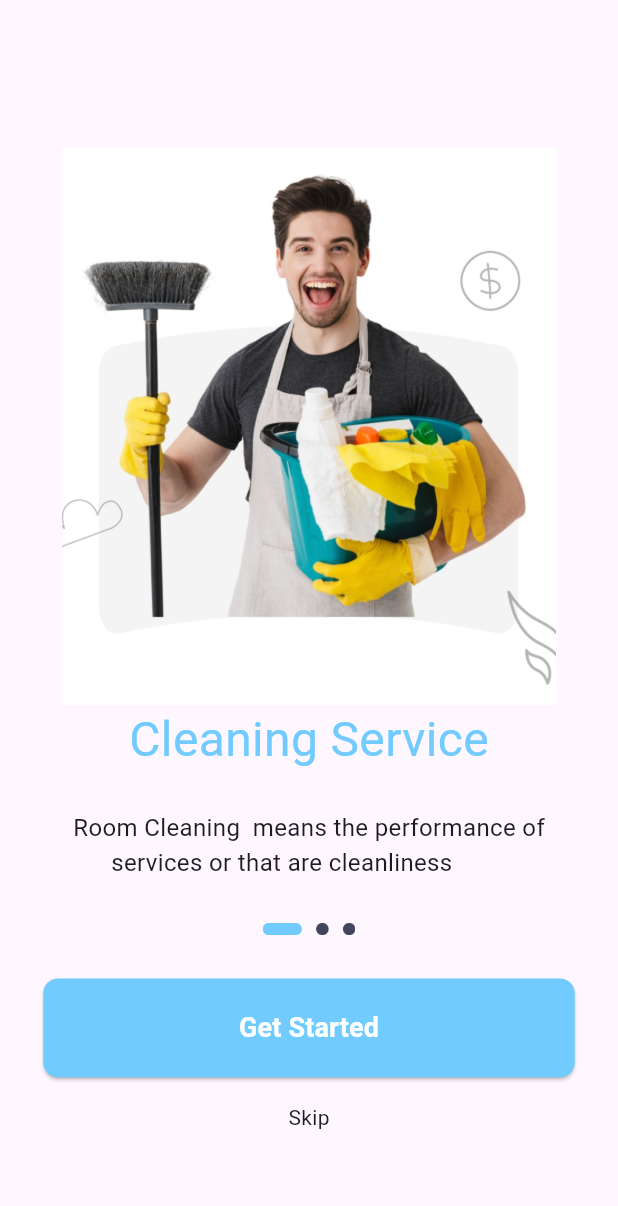
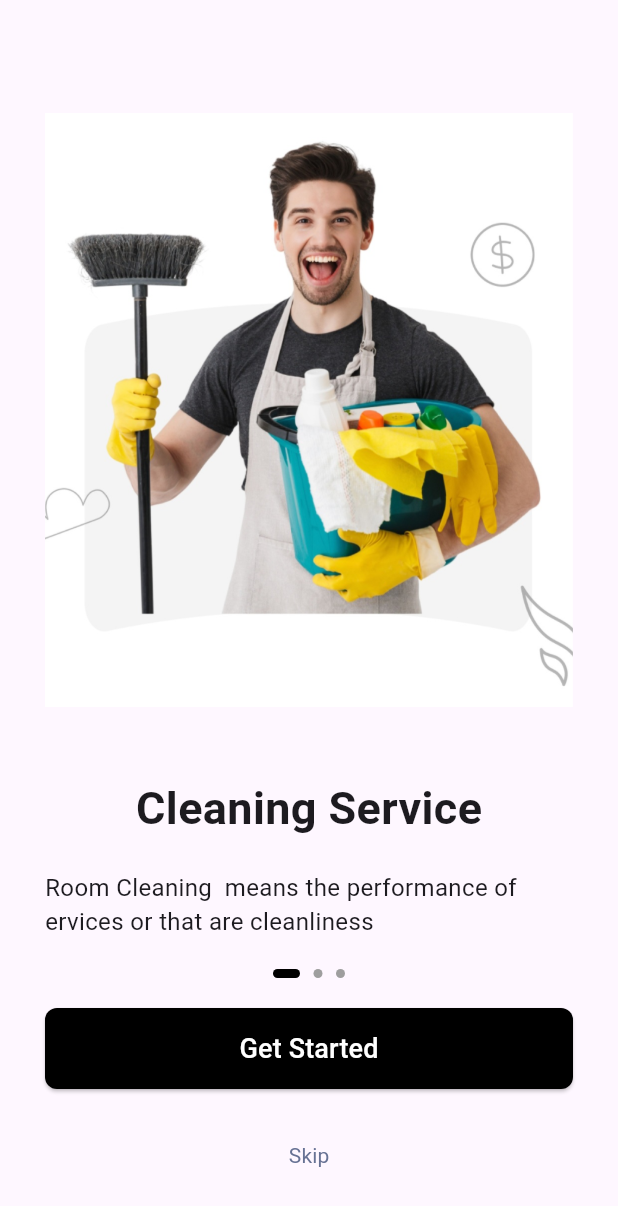
Before and after one commit to mostafa9999998/clean_co, a Flutter app: the screen it shows after launch, on a phone screen of 412 x 824 dp. Shown: the top 1206 px of the screen. Run offline on Flutter 3.47's test engine with Material 3 defaults, Android fonts, the phone set to English and light mode, and no system bars; drawn by our look-alikes of smooth_page_indicator; our stand-ins replace bloc, flutter_bloc, shared_preferences.

Commit message:
on boarding ui done

```diff
--- a/lib/main.dart
+++ b/lib/main.dart
@@ -1,9 +1,17 @@
-import 'package:clean_co/ui_view/before%20login/first%20screen.dart';
-import 'package:clean_co/ui_view/before%20login/second%20screen.dart';
-import 'package:clean_co/ui_view/before%20login/third%20screen.dart';
+
+import 'package:bloc/bloc.dart';
+import 'package:clean_co/routes/routes.dart';
+import 'package:clean_co/ui_view/on_boarding_view/first%20screen.dart';
+import 'package:clean_co/ui_view/on_boarding_view/second%20screen.dart';
+import 'package:clean_co/ui_view/on_boarding_view/third%20screen.dart';
+import 'package:clean_co/utils/bloc_observer/bloc_observer.dart';
+import 'package:clean_co/utils/cach_helper/cach_helper.dart';
 import 'package:flutter/material.dart';
 
-void main() {
+void main()async {
+  WidgetsFlutterBinding.ensureInitialized();
+  await CacheHelper.init();
+  Bloc.observer = MyBlocObserver();
   runApp(const MyApp());
 }
 
@@ -15,12 +23,8 @@ class MyApp extends StatelessWidget {
   Widget build(BuildContext context) {
     return MaterialApp(
      debugShowCheckedModeBanner: false,
-      routes: {
-        FirstDemoScreen.FirstDemoScreenname : (_) => FirstDemoScreen(),
-        SecondDemoScreen.SecondDemoScreenname : (_) => SecondDemoScreen(),
-        ThirdDemoScreen.ThirdDemoScreenname : (_) => ThirdDemoScreen()
-      },
-      initialRoute: FirstDemoScreen.FirstDemoScreenname,
+      initialRoute: AppRoutes.initialRoute,
+      routes: AppRoutes.appRoutes,
 
     );
   }
--- /dev/null
+++ b/lib/routes/routes.dart
@@ -0,0 +1,12 @@
+import 'package:flutter/material.dart';
+
+import '../ui_view/on_boarding_view/on_boarding_view.dart';
+
+class AppRoutes
+{
+  static String initialRoute=OnBoardingView.routeName;
+  static var appRoutes = <String, WidgetBuilder>
+  {
+    OnBoardingView.routeName:(context)=>OnBoardingView(),
+  };
+}
--- a/lib/ui_view/before login/first screen.dart
+++ b/lib/ui_view/on_boarding_view/first screen.dart
@@ -1,4 +1,5 @@
-import 'package:clean_co/ui_view/before%20login/second%20screen.dart';
+
+import 'package:clean_co/ui_view/on_boarding_view/second%20screen.dart';
 import 'package:flutter/material.dart';
 
 class FirstDemoScreen extends StatelessWidget {
--- /dev/null
+++ b/lib/ui_view/on_boarding_view/on_boarding_cubit/on_boarding_cubit.dart
@@ -0,0 +1,23 @@
+import 'package:clean_co/ui_view/on_boarding_view/on_boarding_cubit/on_boarding_state.dart';
+import 'package:clean_co/utils/assets_data/AssetsData.dart';
+import 'package:flutter_bloc/flutter_bloc.dart';
+
+import '../on_boarding_model/on_boarding_model.dart';
+
+class OnBoardingCubit extends Cubit<OnBoardingState>
+{
+  OnBoardingCubit():super(OnBoardingInitialState());
+  static OnBoardingCubit get(context)=> BlocProvider.of(context);
+  List<OnBoardingModel> model =
+  [
+    OnBoardingModel(AssetsData.onBoardingImage_1, 'Cleaning Service', 'Room Cleaning  means the performance of ervices or that are cleanliness'),
+    OnBoardingModel(AssetsData.onBoardingImage_2, 'Work Quality', 'Room Cleaning  means the performance of services or that are cleanliness'),
+    OnBoardingModel(AssetsData.onBoardingImage_3, 'Professional Staff', 'This includes separation of professional staff as directly involved administrative '),
+  ];
+  bool isLast = false;
+  void lastCheck(bool last)
+  {
+    isLast = last;
+    emit(OnBoardingLastCheck());
+  }
+}
--- /dev/null
+++ b/lib/ui_view/on_boarding_view/on_boarding_cubit/on_boarding_state.dart
@@ -0,0 +1,3 @@
+abstract class OnBoardingState{}
+class OnBoardingInitialState extends OnBoardingState{}
+class OnBoardingLastCheck extends OnBoardingState{}
--- /dev/null
+++ b/lib/ui_view/on_boarding_view/on_boarding_model/on_boarding_model.dart
@@ -0,0 +1,8 @@
+class OnBoardingModel
+{
+  final String image;
+  final String title;
+  final String body;
+
+  OnBoardingModel(this.image, this.title, this.body);
+}
--- /dev/null
+++ b/lib/ui_view/on_boarding_view/on_boarding_view.dart
@@ -0,0 +1,116 @@
+import 'package:clean_co/ui_view/on_boarding_view/on_boarding_cubit/on_boarding_cubit.dart';
+import 'package:clean_co/ui_view/on_boarding_view/on_boarding_cubit/on_boarding_state.dart';
+import 'package:clean_co/utils/shared_widget/custom_button.dart';
+
+import 'package:flutter/material.dart';
+import 'package:flutter/widgets.dart';
+import 'package:flutter_bloc/flutter_bloc.dart';
+import 'package:smooth_page_indicator/smooth_page_indicator.dart';
+
+import '../../utils/cach_helper/cach_helper.dart';
+import 'on_boarding_widget/on_boarding_item.dart';
+
+
+class OnBoardingView extends StatelessWidget {
+  static const String routeName='on_boarding_view';
+  var boardController = PageController();
+
+  void submit()
+  {
+    CacheHelper.saveData(key: 'onBoarding', value: true).then((value)
+    {
+      if(value){}
+    });
+  }
+
+  @override
+  Widget build(BuildContext context) {
+    return BlocProvider(
+      create: (context)=>OnBoardingCubit(),
+      child: BlocConsumer<OnBoardingCubit,OnBoardingState>(
+        listener: (context,state){},
+        builder: (context,state)
+        {
+          var cubit = OnBoardingCubit.get(context);
+          return Scaffold(
+            body:Padding(
+              padding: const EdgeInsets.all(30.0),
+              child: Column(
+                children:
+                [
+                  Expanded(
+                    child: PageView.builder(
+                      controller: boardController ,
+                      physics: BouncingScrollPhysics(),
+                      onPageChanged: (index)
+                      {
+                        if(index==cubit.model.length-1)
+                        {
+                          cubit.lastCheck(true);
+                        }
+                        else
+                        {
+                          cubit.lastCheck(false);
+                        }
+                      },
+                      itemBuilder:(context,index)=>onBoardingItem(cubit.model[index],context),
+                      itemCount: cubit.model.length,
+                    ),
+                  ),
+
+                  Column(
+                    children:
+                    [
+                      SmoothPageIndicator(
+                        controller: boardController,
+                        effect: ExpandingDotsEffect(
+                          activeDotColor: Colors.black,
+                          dotColor: Colors.grey,
+                          dotHeight: 6,
+                          dotWidth: 6,
+                          expansionFactor: 3,
+                          spacing: 9.0,
+                        ),
+                        count: cubit.model.length,
+                      ),
+                      SizedBox(height: 20,),
+                      CustomButton(backgroundColor: Colors.black,
+                        style: TextStyle(fontSize: 18,color: Colors.white),
+                        text: 'Get Started',
+                        width: double.infinity,
+                        height: 54,
+                        func: ()
+                        {
+                          {
+                            if(cubit.isLast)
+                            {
+                              submit();
+                            }
+                            else
+                            {
+                              boardController.nextPage(
+                                  duration: Duration(
+                                    milliseconds: 750,
+                                  ),
+                                  curve: Curves.fastLinearToSlowEaseIn);
+                            }
+
+                          }
+                        },
+                      ),
+                      SizedBox(height: 20,),
+                      TextButton(onPressed: submit, child: Text('Skip',style: TextStyle(color: Color(0xff677294),fontSize: 14,fontWeight: FontWeight.w400),))
+
+                    ],
+                  ),
+
+                ],
+              ),
+            ) ,
+          );
+        },
+
+      ),
+    );
+  }
+}
--- /dev/null
+++ b/lib/ui_view/on_boarding_view/on_boarding_widget/on_boarding_item.dart
@@ -0,0 +1,20 @@
+import 'package:flutter/material.dart';
+
+import '../on_boarding_model/on_boarding_model.dart';
+
+Widget onBoardingItem(OnBoardingModel model,context)=>Column(
+  crossAxisAlignment: CrossAxisAlignment.center,
+  children:
+  [
+    Expanded(child: Image(image: AssetImage('${model.image}'))),
+    Text('${model.title}',
+      style: TextStyle(fontSize: 30,fontWeight: FontWeight.w700)),
+    SizedBox(height: 20,),
+    Center(
+      child: Text('${model.body}',
+        style: TextStyle(fontSize: 16,fontWeight: FontWeight.w400),
+      ),
+    ),
+    SizedBox(height: 20,)
+  ],
+);
--- a/lib/ui_view/before login/second screen.dart
+++ b/lib/ui_view/on_boarding_view/second screen.dart
@@ -1,4 +1,5 @@
-import 'package:clean_co/ui_view/before%20login/third%20screen.dart';
+
+import 'package:clean_co/ui_view/on_boarding_view/third%20screen.dart';
 import 'package:flutter/material.dart';
 
 class SecondDemoScreen extends StatelessWidget {
--- /dev/null
+++ b/lib/utils/assets_data/AssetsData.dart
@@ -0,0 +1,6 @@
+class AssetsData
+{
+  static const String onBoardingImage_1 = 'assets/images/firstdemopic.png';
+  static const String onBoardingImage_2 = 'assets/images/seconddemopic.png';
+  static const String onBoardingImage_3 = 'assets/images/thirddemopic.png';
+}
--- /dev/null
+++ b/lib/utils/bloc_observer/bloc_observer.dart
@@ -0,0 +1,27 @@
+import 'package:bloc/bloc.dart';
+
+class MyBlocObserver extends BlocObserver {
+  @override
+  void onCreate(BlocBase bloc) {
+    super.onCreate(bloc);
+    print('onCreate -- ${bloc.runtimeType}');
+  }
+
+  @override
+  void onChange(BlocBase bloc, Change change) {
+    super.onChange(bloc, change);
+    print('onChange -- ${bloc.runtimeType}, $change');
+  }
+
+  @override
+  void onError(BlocBase bloc, Object error, StackTrace stackTrace) {
+    print('onError -- ${bloc.runtimeType}, $error');
+    super.onError(bloc, error, stackTrace);
+  }
+
+  @override
+  void onClose(BlocBase bloc) {
+    super.onClose(bloc);
+    print('onClose -- ${bloc.runtimeType}');
+  }
+}
--- /dev/null
+++ b/lib/utils/cach_helper/cach_helper.dart
@@ -0,0 +1,40 @@
+import 'package:shared_preferences/shared_preferences.dart';
+
+class CacheHelper
+{
+  static late SharedPreferences sharedPreferences;
+  static init() async
+  {
+    sharedPreferences = await SharedPreferences.getInstance();
+  }
+  static Future<bool> putBoolean({
+    required String key,
+    required bool value
+  })async
+  {
+    return await sharedPreferences.setBool(key, value);
+  }
+  static dynamic getData({
+    required String key,
+  })
+  {
+    return sharedPreferences.get(key);
+  }
+  static Future<bool> saveData({
+    required String key,
+    required dynamic value})async
+  {
+    if(value is String){return await sharedPreferences.setString(key, value);}
+    if(value is int){return await sharedPreferences.setInt(key, value);}
+    if(value is bool){return await sharedPreferences.setBool(key, value);}
+    return await sharedPreferences.setDouble(key, value);
+  }
+
+  static Future<bool> removeData({required String key})async
+  {
+    return await sharedPreferences.remove(key);
+  }
+
+
+
+}
--- /dev/null
+++ b/lib/utils/shared_widget/custom_button.dart
@@ -0,0 +1,65 @@
+import 'package:flutter/material.dart';
+
+
+class CustomButton extends StatelessWidget {
+  const CustomButton({
+    Key? key,
+    required this.backgroundColor,
+    this.textColor = Colors.white,
+    this.borderRadius,
+    required this.text,
+    this.fontSized,
+    required this.func,
+    this.width,
+    this.height = 48,
+    this.radius = 8,
+    this.icon,
+    this.iconColor,
+    required this.style,
+  }) : super(key: key);
+  final double? width;
+  final double? height;
+  final double radius;
+  final Color backgroundColor;
+  final Color? textColor;
+  final BorderRadius? borderRadius;
+  final double? fontSized;
+  final String text;
+  final VoidCallback func;
+  final TextStyle style;
+  final IconData? icon;
+  final Color? iconColor;
+
+  @override
+  Widget build(BuildContext context) {
+    return SizedBox(
+      width: width,
+      height: height,
+      child: ElevatedButton(
+        onPressed: func,
+        style: ElevatedButton.styleFrom(
+          // minimumSize: const Size(double.infinity, 0),
+          backgroundColor: backgroundColor,
+          padding: const EdgeInsets.symmetric(horizontal: 10, vertical: 8),
+          shape: RoundedRectangleBorder(
+            borderRadius: BorderRadius.circular(radius),
+          ),
+          // minimumSize: Size(150, 50),
+        ),
+        child:  Row(
+          mainAxisAlignment: MainAxisAlignment.center,
+          children: [
+            icon!=null?Padding(
+              padding:EdgeInsets.symmetric(horizontal: 5),
+              child: Icon(icon,color: iconColor,),
+            ):SizedBox(),
+            Text(
+              text,
+              style: style,
+            ),
+          ],
+        ),
+      ),
+    );
+  }
+}
--- a/pubspec.yaml
+++ b/pubspec.yaml
@@ -35,6 +35,11 @@ dependencies:
   # The following adds the Cupertino Icons font to your application.
   # Use with the CupertinoIcons class for iOS style icons.
   cupertino_icons: ^1.0.6
+  flutter_bloc: ^8.1.1
+  bloc: ^8.1.0
+  shared_preferences: ^2.2.2
+  smooth_page_indicator: ^1.1.0
+
 
 dev_dependencies:
   flutter_test:
```
Also changed, not shown: lib/ui_view/on_boarding_view/third screen.dart (renamed from lib/ui_view/before login/third screen.dart), pubspec.lock, 1 other file.
